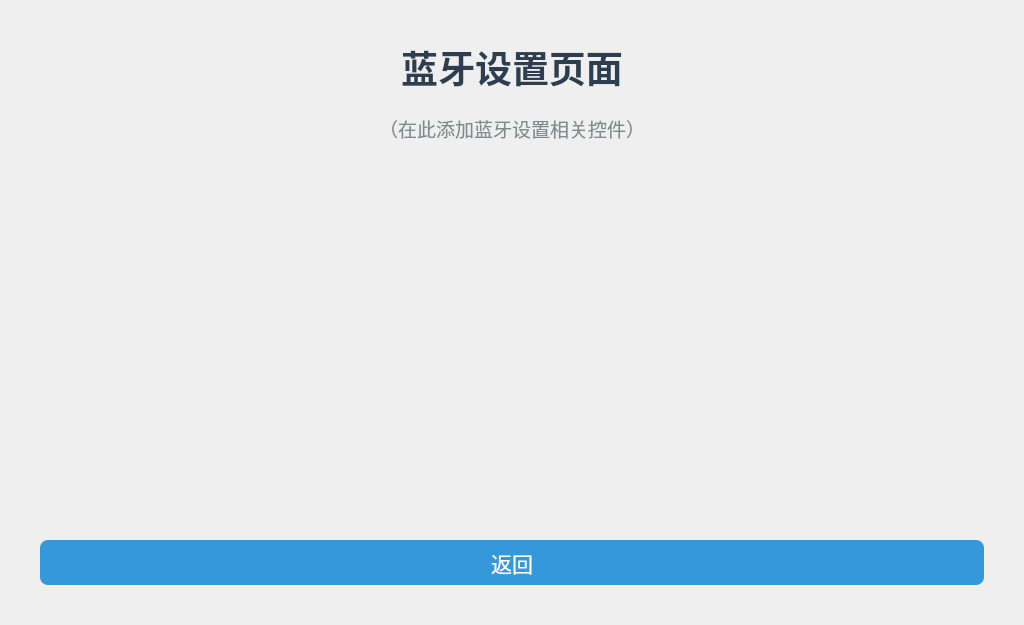
This is ui/BluetoothDialog.ui in zwq1270033721/my_mp157_smart_home_panel as Qt 5 draws it before an edit. The edited form follows.
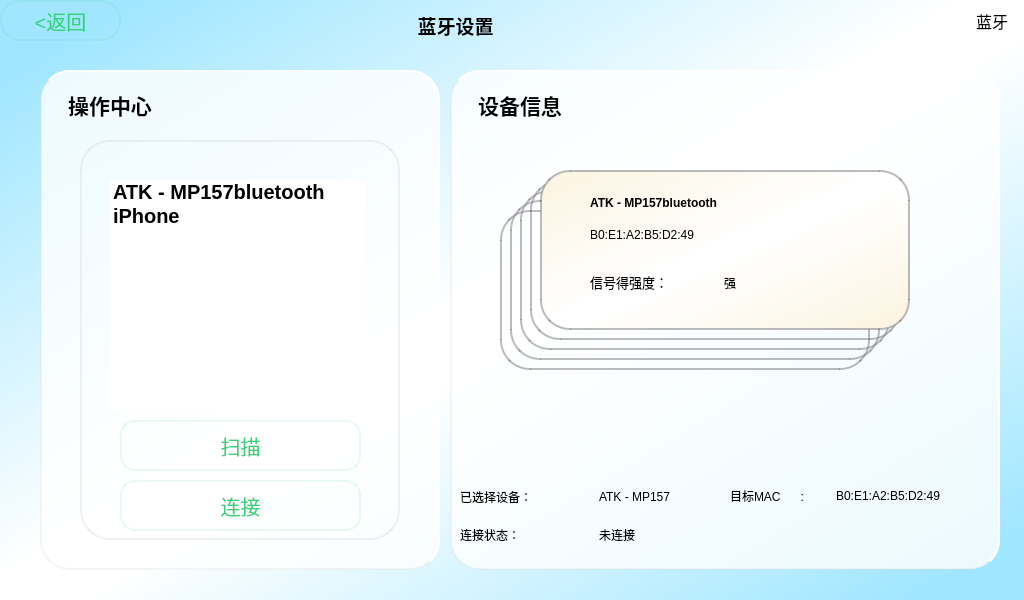
This is the edited form.

Commit message: 更新蓝牙通信 worker 与图标资源

```diff
--- a/ui/BluetoothDialog.ui
+++ b/ui/BluetoothDialog.ui
@@ -7,13 +7,13 @@
     <x>0</x>
     <y>0</y>
     <width>1024</width>
-    <height>625</height>
+    <height>600</height>
    </rect>
   </property>
   <property name="minimumSize">
    <size>
     <width>1024</width>
-    <height>625</height>
+    <height>600</height>
    </size>
   </property>
   <property name="maximumSize">
@@ -25,78 +25,653 @@
   <property name="windowTitle">
    <string>蓝牙设置</string>
   </property>
-  <layout class="QVBoxLayout" name="verticalLayout">
-   <property name="spacing">
-    <number>20</number>
+  <widget class="QCheckBox" name="checkBoxBluetooth">
+   <property name="geometry">
+    <rect>
+     <x>920</x>
+     <y>0</y>
+     <width>101</width>
+     <height>41</height>
+    </rect>
    </property>
-   <property name="leftMargin">
-    <number>40</number>
+   <property name="styleSheet">
+    <string notr="true">QCheckBox{
+    spacing:10px;
+    font-size:16px;
+}
+/* 外框轨道 */
+QCheckBox::indicator{
+    width:50px;
+    height:26px;
+    border-radius:13px;
+    background-color:#cccccc;
+}
+/* 里面圆形滑块 */
+QCheckBox::indicator::handle{
+    width:22px;
+    height:22px;
+    border-radius:11px;
+    background:white;
+}
+/* 选中=蓝牙打开，轨道变蓝色 */
+QCheckBox::indicator:checked{
+    background-color:rgb(53,132,228);
+}
+QCheckBox::indicator:checked::handle{
+    margin-left:24px;  /*滑块往右滑*/
+}</string>
    </property>
-   <property name="topMargin">
-    <number>40</number>
+   <property name="text">
+    <string>蓝牙</string>
    </property>
-   <property name="rightMargin">
-    <number>40</number>
+  </widget>
+  <widget class="QFrame" name="frameDeviceInfo">
+   <property name="geometry">
+    <rect>
+     <x>450</x>
+     <y>70</y>
+     <width>550</width>
+     <height>500</height>
+    </rect>
    </property>
-   <property name="bottomMargin">
-    <number>40</number>
+   <property name="minimumSize">
+    <size>
+     <width>550</width>
+     <height>500</height>
+    </size>
    </property>
-   <item>
-    <widget class="QLabel" name="labelTitle">
-     <property name="styleSheet">
-      <string notr="true">font-size:28pt; font-weight:bold; color:#2c3e50;</string>
+   <property name="maximumSize">
+    <size>
+     <width>550</width>
+     <height>500</height>
+    </size>
+   </property>
+   <property name="styleSheet">
+    <string notr="true">QFrame#frameDeviceInfo{
+border:2px solid rgb(255, 255, 255);
+background-color: rgba(255, 255, 255,0.8);
+border-radius:30px;
+border-left-color: rgba(222, 221, 218,0.3);
+border-bottom-color: rgba(222, 221, 218,0.3);
+}</string>
+   </property>
+   <property name="frameShape">
+    <enum>QFrame::StyledPanel</enum>
+   </property>
+   <property name="frameShadow">
+    <enum>QFrame::Raised</enum>
+   </property>
+   <widget class="QLabel" name="lblDeviceInfoTitle">
+    <property name="geometry">
+     <rect>
+      <x>20</x>
+      <y>10</y>
+      <width>100</width>
+      <height>50</height>
+     </rect>
+    </property>
+    <property name="minimumSize">
+     <size>
+      <width>100</width>
+      <height>50</height>
+     </size>
+    </property>
+    <property name="text">
+     <string>&lt;html&gt;&lt;head/&gt;&lt;body&gt;&lt;p align=&quot;center&quot;&gt;&lt;span style=&quot; font-size:16pt; font-weight:700;&quot;&gt;设备信息&lt;/span&gt;&lt;/p&gt;&lt;/body&gt;&lt;/html&gt;</string>
+    </property>
+   </widget>
+   <widget class="QLabel" name="lblLayer1">
+    <property name="geometry">
+     <rect>
+      <x>50</x>
+      <y>140</y>
+      <width>370</width>
+      <height>160</height>
+     </rect>
+    </property>
+    <property name="minimumSize">
+     <size>
+      <width>370</width>
+      <height>160</height>
+     </size>
+    </property>
+    <property name="maximumSize">
+     <size>
+      <width>370</width>
+      <height>160</height>
+     </size>
+    </property>
+    <property name="styleSheet">
+     <string notr="true">border:2px solid rgba(119, 118, 123,0.5);
+border-radius:30px</string>
+    </property>
+    <property name="text">
+     <string/>
+    </property>
+   </widget>
+   <widget class="QLabel" name="lblLayer2">
+    <property name="geometry">
+     <rect>
+      <x>60</x>
+      <y>130</y>
+      <width>370</width>
+      <height>160</height>
+     </rect>
+    </property>
+    <property name="minimumSize">
+     <size>
+      <width>370</width>
+      <height>160</height>
+     </size>
+    </property>
+    <property name="maximumSize">
+     <size>
+      <width>370</width>
+      <height>160</height>
+     </size>
+    </property>
+    <property name="styleSheet">
+     <string notr="true">border:2px solid rgba(119, 118, 123,0.5);
+border-radius:30px</string>
+    </property>
+    <property name="text">
+     <string/>
+    </property>
+   </widget>
+   <widget class="QLabel" name="lblLayer3">
+    <property name="geometry">
+     <rect>
+      <x>70</x>
+      <y>120</y>
+      <width>370</width>
+      <height>160</height>
+     </rect>
+    </property>
+    <property name="minimumSize">
+     <size>
+      <width>370</width>
+      <height>160</height>
+     </size>
+    </property>
+    <property name="maximumSize">
+     <size>
+      <width>370</width>
+      <height>160</height>
+     </size>
+    </property>
+    <property name="styleSheet">
+     <string notr="true">border:2px solid rgba(119, 118, 123,0.5);
+border-radius:30px</string>
+    </property>
+    <property name="text">
+     <string/>
+    </property>
+   </widget>
+   <widget class="QLabel" name="lblLayer4">
+    <property name="geometry">
+     <rect>
+      <x>80</x>
+      <y>110</y>
+      <width>370</width>
+      <height>160</height>
+     </rect>
+    </property>
+    <property name="minimumSize">
+     <size>
+      <width>370</width>
+      <height>160</height>
+     </size>
+    </property>
+    <property name="maximumSize">
+     <size>
+      <width>370</width>
+      <height>160</height>
+     </size>
+    </property>
+    <property name="styleSheet">
+     <string notr="true">border:2px solid rgba(119, 118, 123,0.5);
+border-radius:30px</string>
+    </property>
+    <property name="text">
+     <string/>
+    </property>
+   </widget>
+   <widget class="QFrame" name="frameDeviceCard">
+    <property name="geometry">
+     <rect>
+      <x>90</x>
+      <y>100</y>
+      <width>370</width>
+      <height>160</height>
+     </rect>
+    </property>
+    <property name="minimumSize">
+     <size>
+      <width>370</width>
+      <height>160</height>
+     </size>
+    </property>
+    <property name="maximumSize">
+     <size>
+      <width>370</width>
+      <height>160</height>
+     </size>
+    </property>
+    <property name="styleSheet">
+     <string notr="true">QFrame#frameDeviceCard{
+border:2px solid rgba(119, 118, 123,0.5);
+border-radius:30px;
+background-color: qlineargradient(spread:reflect, x1:1, y1:1, x2:0.498, y2:0.511364, stop:0.11399 rgb(252, 245, 228), stop:0.943005 rgba(255, 255, 255, 255));
+}
+</string>
+    </property>
+    <property name="frameShape">
+     <enum>QFrame::StyledPanel</enum>
+    </property>
+    <property name="frameShadow">
+     <enum>QFrame::Raised</enum>
+    </property>
+    <widget class="QWidget" name="layoutWidget">
+     <property name="geometry">
+      <rect>
+       <x>50</x>
+       <y>20</y>
+       <width>261</width>
+       <height>121</height>
+      </rect>
      </property>
-     <property name="text">
-      <string>蓝牙设置页面</string>
+     <layout class="QVBoxLayout" name="verticalLayoutDeviceCard">
+      <item>
+       <layout class="QVBoxLayout" name="verticalLayoutDeviceInfo">
+        <item>
+         <widget class="QLabel" name="lblDeviceName">
+          <property name="text">
+           <string>&lt;html&gt;&lt;head/&gt;&lt;body&gt;&lt;p&gt;&lt;span style=&quot; font-weight:700;&quot;&gt;ATK - MP157bluetooth&lt;/span&gt;&lt;/p&gt;&lt;/body&gt;&lt;/html&gt;</string>
+          </property>
+         </widget>
+        </item>
+        <item>
+         <widget class="QLabel" name="lblMacAddress">
+          <property name="text">
+           <string>B0:E1:A2:B5:D2:49</string>
+          </property>
+         </widget>
+        </item>
+       </layout>
+      </item>
+      <item>
+       <layout class="QHBoxLayout" name="horizontalLayoutSignal">
+        <item>
+         <widget class="QLabel" name="lblSignalTitle">
+          <property name="text">
+           <string>&lt;html&gt;&lt;head/&gt;&lt;body&gt;&lt;p&gt;&lt;span style=&quot; font-size:10pt;&quot;&gt;信号得强度：&lt;/span&gt;&lt;/p&gt;&lt;/body&gt;&lt;/html&gt;</string>
+          </property>
+         </widget>
+        </item>
+        <item>
+         <widget class="QLabel" name="lblSignalValue">
+          <property name="text">
+           <string>强</string>
+          </property>
+         </widget>
+        </item>
+       </layout>
+      </item>
+     </layout>
+    </widget>
+   </widget>
+   <widget class="QWidget" name="layoutWidget_2">
+    <property name="geometry">
+     <rect>
+      <x>10</x>
+      <y>410</y>
+      <width>271</width>
+      <height>71</height>
+     </rect>
+    </property>
+    <layout class="QGridLayout" name="gridLayoutStatus">
+     <item row="0" column="0">
+      <widget class="QLabel" name="lblSelectedDeviceTitle">
+       <property name="text">
+        <string>已选择设备：</string>
+       </property>
+      </widget>
+     </item>
+     <item row="0" column="1">
+      <widget class="QLabel" name="lblSelectedDeviceValue">
+       <property name="text">
+        <string>ATK - MP157</string>
+       </property>
+      </widget>
+     </item>
+     <item row="1" column="0">
+      <widget class="QLabel" name="lblStatusTitle">
+       <property name="text">
+        <string>连接状态：</string>
+       </property>
+      </widget>
+     </item>
+     <item row="1" column="1">
+      <widget class="QLabel" name="lblStatusValue">
+       <property name="text">
+        <string>未连接</string>
+       </property>
+      </widget>
+     </item>
+    </layout>
+   </widget>
+   <widget class="QWidget" name="layoutWidget_3">
+    <property name="geometry">
+     <rect>
+      <x>280</x>
+      <y>410</y>
+      <width>268</width>
+      <height>32</height>
+     </rect>
+    </property>
+    <layout class="QHBoxLayout" name="horizontalLayoutMac">
+     <item>
+      <widget class="QLabel" name="lblTargetMacTitle">
+       <property name="minimumSize">
+        <size>
+         <width>100</width>
+         <height>30</height>
+        </size>
+       </property>
+       <property name="maximumSize">
+        <size>
+         <width>100</width>
+         <height>30</height>
+        </size>
+       </property>
+       <property name="text">
+        <string>目标MAC      :</string>
+       </property>
+      </widget>
+     </item>
+     <item>
+      <widget class="QLabel" name="lblTargetMacValue">
+       <property name="minimumSize">
+        <size>
+         <width>160</width>
+         <height>30</height>
+        </size>
+       </property>
+       <property name="maximumSize">
+        <size>
+         <width>160</width>
+         <height>30</height>
+        </size>
+       </property>
+       <property name="text">
+        <string>B0:E1:A2:B5:D2:49</string>
+       </property>
+      </widget>
+     </item>
+    </layout>
+   </widget>
+  </widget>
+  <widget class="QPushButton" name="btnBack">
+   <property name="geometry">
+    <rect>
+     <x>0</x>
+     <y>0</y>
+     <width>121</width>
+     <height>41</height>
+    </rect>
+   </property>
+   <property name="styleSheet">
+    <string notr="true">
+
+QPushButton{
+border-radius:20px;
+font-size:20px;
+color: rgb(51, 209, 122);
+border:2px solid rgba(51, 209, 122,0.1);
+}
+QPushButton::pressed{
+border-radius:20px;
+background-color: rgb(51, 209, 122);
+font-size:20px;
+color: rgb(255, 255, 255);
+}
+</string>
+   </property>
+   <property name="text">
+    <string>&lt;返回</string>
+   </property>
+  </widget>
+  <widget class="QLabel" name="lblTitle">
+   <property name="geometry">
+    <rect>
+     <x>250</x>
+     <y>10</y>
+     <width>411</width>
+     <height>31</height>
+    </rect>
+   </property>
+   <property name="text">
+    <string>&lt;html&gt;&lt;head/&gt;&lt;body&gt;&lt;p align=&quot;center&quot;&gt;&lt;span style=&quot; font-size:14pt; font-weight:700;&quot;&gt;蓝牙设置&lt;/span&gt;&lt;/p&gt;&lt;/body&gt;&lt;/html&gt;</string>
+   </property>
+  </widget>
+  <widget class="QFrame" name="frameBluetoothCtrl">
+   <property name="geometry">
+    <rect>
+     <x>40</x>
+     <y>70</y>
+     <width>400</width>
+     <height>500</height>
+    </rect>
+   </property>
+   <property name="minimumSize">
+    <size>
+     <width>400</width>
+     <height>500</height>
+    </size>
+   </property>
+   <property name="styleSheet">
+    <string notr="true">QFrame#frameBluetoothCtrl{
+border:2px solid rgb(255, 255, 255);
+background-color: rgba(255, 255, 255,0.8);
+border-radius:30px;
+border-left-color: rgba(222, 221, 218,0.3);
+border-bottom-color: rgba(222, 221, 218,0.3);
+}</string>
+   </property>
+   <property name="frameShape">
+    <enum>QFrame::StyledPanel</enum>
+   </property>
+   <property name="frameShadow">
+    <enum>QFrame::Raised</enum>
+   </property>
+   <widget class="QLabel" name="lblCtrlTitle">
+    <property name="geometry">
+     <rect>
+      <x>20</x>
+      <y>10</y>
+      <width>100</width>
+      <height>50</height>
+     </rect>
+    </property>
+    <property name="minimumSize">
+     <size>
+      <width>100</width>
+      <height>50</height>
+     </size>
+    </property>
+    <property name="text">
+     <string>&lt;html&gt;&lt;head/&gt;&lt;body&gt;&lt;p align=&quot;center&quot;&gt;&lt;span style=&quot; font-size:16pt; font-weight:700;&quot;&gt;操作中心&lt;/span&gt;&lt;/p&gt;&lt;/body&gt;&lt;/html&gt;</string>
+    </property>
+   </widget>
+   <widget class="QFrame" name="frameConnected">
+    <property name="geometry">
+     <rect>
+      <x>40</x>
+      <y>70</y>
+      <width>320</width>
+      <height>400</height>
+     </rect>
+    </property>
+    <property name="minimumSize">
+     <size>
+      <width>320</width>
+      <height>400</height>
+     </size>
+    </property>
+    <property name="maximumSize">
+     <size>
+      <width>320</width>
+      <height>400</height>
+     </size>
+    </property>
+    <property name="styleSheet">
+     <string notr="true">QFrame#frameConnected{
+border:2px solid rgba(119, 118, 123,0.1);
+border-radius:30px
+}</string>
+    </property>
+    <property name="frameShape">
+     <enum>QFrame::StyledPanel</enum>
+    </property>
+    <property name="frameShadow">
+     <enum>QFrame::Raised</enum>
+    </property>
+    <widget class="QListWidget" name="listWidgetConnected">
+     <property name="geometry">
+      <rect>
+       <x>30</x>
+       <y>40</y>
+       <width>256</width>
+       <height>231</height>
+      </rect>
      </property>
-     <property name="alignment">
-      <set>Qt::AlignCenter</set>
+     <property name="styleSheet">
+      <string notr="true">QListWidget::item:selected{
+	background-color: rgb(235, 248, 252);
+	color: rgb(51, 209, 122);
+}
+QListWidget{
+border:none;
+}
+</string>
      </property>
+     <item>
+      <property name="text">
+       <string>ATK - MP157bluetooth</string>
+      </property>
+      <property name="font">
+       <font>
+        <pointsize>15</pointsize>
+        <bold>true</bold>
+       </font>
+      </property>
+     </item>
+     <item>
+      <property name="text">
+       <string>iPhone</string>
+      </property>
+      <property name="font">
+       <font>
+        <pointsize>15</pointsize>
+        <bold>true</bold>
+       </font>
+      </property>
+     </item>
     </widget>
-   </item>
-   <item>
-    <widget class="QLabel" name="labelHint">
+    <widget class="QPushButton" name="btnScan">
+     <property name="geometry">
+      <rect>
+       <x>40</x>
+       <y>280</y>
+       <width>241</width>
+       <height>51</height>
+      </rect>
+     </property>
      <property name="styleSheet">
-      <string notr="true">font-size:14pt; color:#7f8c8d;</string>
+      <string notr="true">
+
+QPushButton{
+border-radius:15px;
+font-size:20px;
+color: rgb(51, 209, 122);
+border:2px solid rgba(51, 209, 122,0.1);
+}
+QPushButton::pressed{
+border-radius:15px;
+background-color: rgb(53, 132, 228);
+font-size:20px;
+color: rgb(255, 255, 255);
+}
+</string>
      </property>
      <property name="text">
-      <string>（在此添加蓝牙设置相关控件）</string>
+      <string>扫描</string>
      </property>
-     <property name="alignment">
-      <set>Qt::AlignCenter</set>
-     </property>
     </widget>
-   </item>
-   <item>
-    <spacer name="verticalSpacer">
-     <property name="orientation">
-      <enum>Qt::Vertical</enum>
+    <widget class="QPushButton" name="btnConnect">
+     <property name="geometry">
+      <rect>
+       <x>40</x>
+       <y>340</y>
+       <width>241</width>
+       <height>51</height>
+      </rect>
      </property>
-     <property name="sizeHint" stdset="0">
-      <size>
-       <width>20</width>
-       <height>40</height>
-      </size>
-     </property>
-    </spacer>
-   </item>
-   <item>
-    <widget class="QPushButton" name="btnBack">
-     <property name="minimumSize">
-      <size>
-       <width>120</width>
-       <height>45</height>
-      </size>
-     </property>
      <property name="styleSheet">
-      <string notr="true">QPushButton{background-color:#3498db;color:white;border-radius:8px;font-size:16pt;}QPushButton:pressed{background-color:#2980b9;}</string>
+      <string notr="true">QPushButton{
+border-radius:15px;
+font-size:20px;
+color: rgb(51, 209, 122);
+border:2px solid rgba(51, 209, 122,0.1);
+}
+QPushButton::pressed{
+border-radius:15px;
+background-color: rgb(51, 209, 122);
+font-size:20px;
+color: rgb(255, 255, 255);
+}
+</string>
      </property>
      <property name="text">
-      <string>返回</string>
+      <string>连接</string>
      </property>
     </widget>
-   </item>
-  </layout>
+   </widget>
+  </widget>
+  <widget class="QLabel" name="lblBackground">
+   <property name="geometry">
+    <rect>
+     <x>0</x>
+     <y>0</y>
+     <width>1024</width>
+     <height>600</height>
+    </rect>
+   </property>
+   <property name="minimumSize">
+    <size>
+     <width>1024</width>
+     <height>600</height>
+    </size>
+   </property>
+   <property name="maximumSize">
+    <size>
+     <width>1024</width>
+     <height>600</height>
+    </size>
+   </property>
+   <property name="styleSheet">
+    <string notr="true">background-color: qlineargradient(spread:reflect, x1:1, y1:1, x2:0.498, y2:0.511364, stop:0.11399 rgb(160, 230, 255), stop:0.943005 rgba(255, 255, 255, 255));</string>
+   </property>
+   <property name="text">
+    <string/>
+   </property>
+  </widget>
+  <zorder>lblBackground</zorder>
+  <zorder>frameDeviceInfo</zorder>
+  <zorder>frameBluetoothCtrl</zorder>
+  <zorder>btnBack</zorder>
+  <zorder>lblTitle</zorder>
+  <zorder>checkBoxBluetooth</zorder>
  </widget>
  <resources/>
  <connections/>
```
The commit also changes 918 other files.
